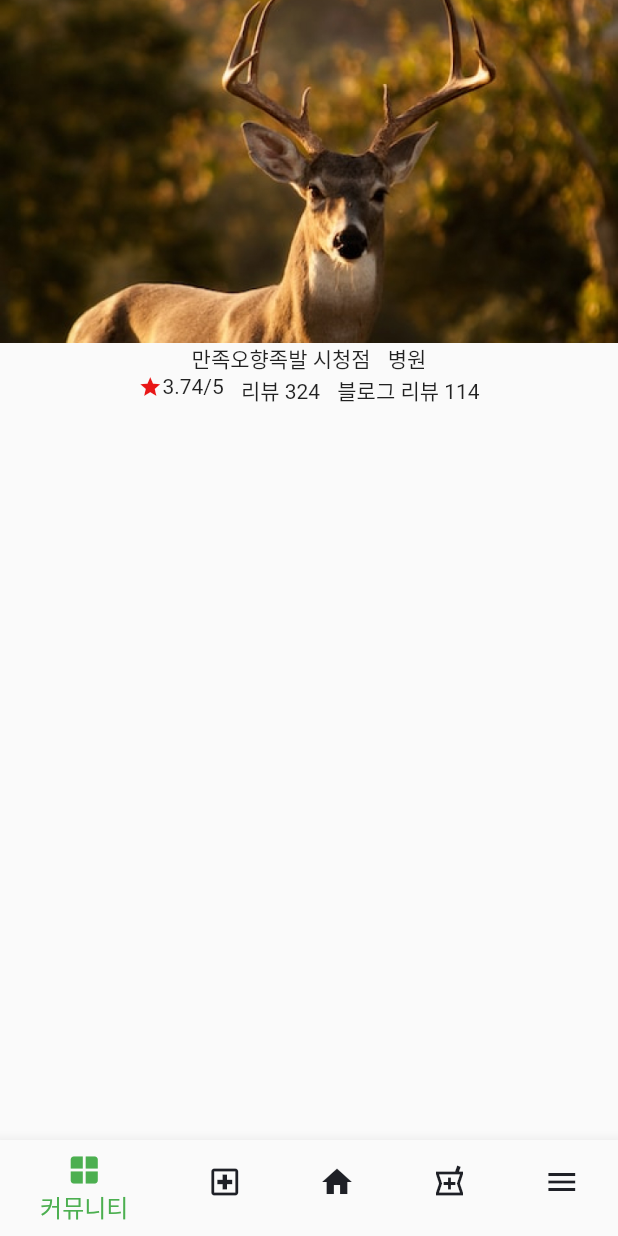
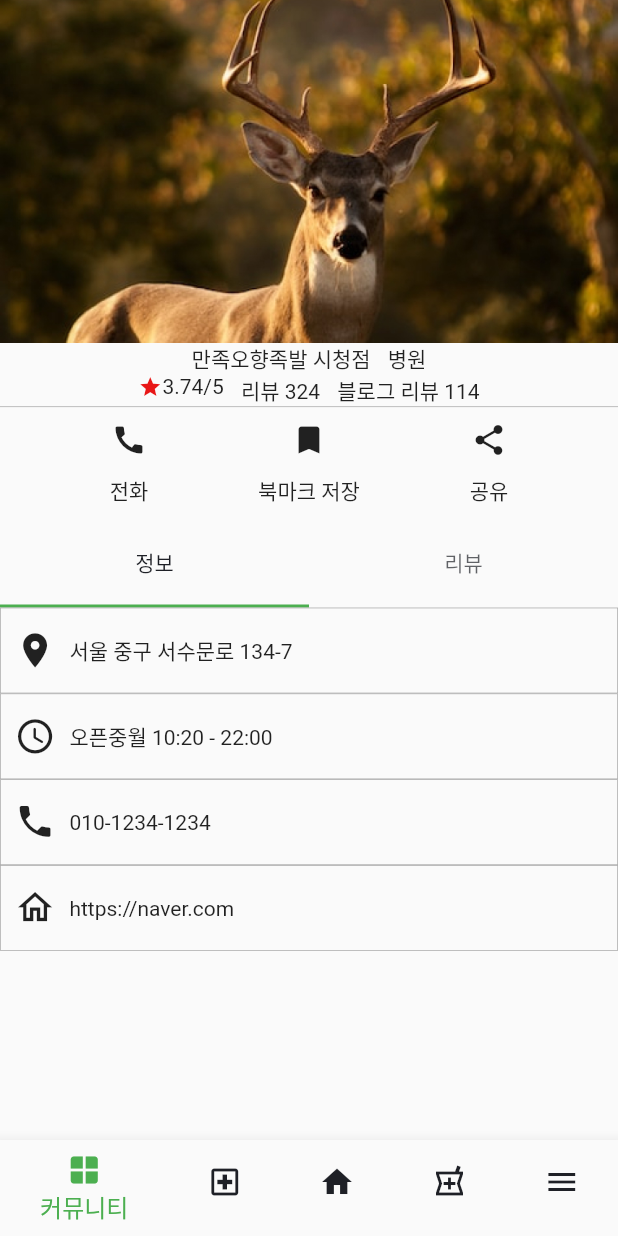
Before and after one commit to sovla/PetDoctor-Flutter, a Flutter app: the HospitalDetailPage screen opened by its route, on a phone screen of 412 x 824 dp. Run offline on Flutter 3.47's test engine with Material 2 defaults, Android fonts, the phone set to English and light mode, and no system bars; our stand-ins replace carousel_slider, flutter_map, flutter_screenutil, get, latlong2, modal_bottom_sheet; missing offline and left inert: widgetbook, widgetbook_annotation; key blocks and very long unbroken strings in the code were emptied for the run.

Commit message:
add(hospital) 상세 페이지 작업 완료

```diff
--- a/lib/collection/Tabs.dart
+++ b/lib/collection/Tabs.dart
@@ -1,30 +1,22 @@
 import 'package:flutter/material.dart';
 import 'package:flutter_screenutil/flutter_screenutil.dart';
-import 'package:get/get.dart';
-import 'package:pet_doctor/constants/border.dart';
 import 'package:pet_doctor/constants/color.dart';
 
 class Pet_Tabs extends StatelessWidget {
-  const Pet_Tabs({super.key, required this.menus});
+  Pet_Tabs({super.key, required this.menus, required this.tabController});
   final List<String> menus;
-
+  final TabController tabController;
   @override
   Widget build(BuildContext context) {
     return Container(
       width: double.infinity,
       height: 50.r,
-      child: Row(
-        mainAxisAlignment: MainAxisAlignment.spaceBetween,
-        children: menus
-            .map((e) => Expanded(
-                  child: Container(
-                    decoration: BoxDecoration(
-                        border: Border.all(
-                            color: ColorConstants.borderGrayColor, width: 0.5)),
-                    child: Tab(
-                      text: e,
-                    ),
-                  ),
+      child: TabBar(
+        controller: tabController,
+        labelColor: ColorConstants.lightFontColor,
+        tabs: menus
+            .map((e) => Tab(
+                  text: e,
                 ))
             .toList(),
       ),
--- a/lib/main.dart
+++ b/lib/main.dart
@@ -13,12 +13,12 @@ import 'package:pet_doctor/widgetbook/app.widgetbook.dart';
 enum runTool { isDev, isWidgetBook, isRelease }
 
 void main() {
-  var test = runTool.isWidgetBook;
+  var test = runTool.isDev;
 
   if (test == runTool.isDev || test == runTool.isRelease) {
     runApp(const MyApp());
   } else if (test == runTool.isWidgetBook) {
-    runApp(const HotreloadWidgetbook());
+    runApp(HotreloadWidgetbook());
   }
 }
 
--- a/lib/page/Hospital/Hospital_Detail.dart
+++ b/lib/page/Hospital/Hospital_Detail.dart
@@ -1,7 +1,11 @@
 import 'package:flutter/material.dart';
 import 'package:get/get.dart';
+import 'package:pet_doctor/atom/buttons/PetIconButton.dart';
+import 'package:pet_doctor/collection/DetailRow.dart';
+import 'package:pet_doctor/collection/Tabs.dart';
 import 'package:pet_doctor/constants/border.dart';
 import 'package:pet_doctor/constants/color.dart';
+import 'package:pet_doctor/page/Community/Review_Detail.dart';
 import 'package:pet_doctor/state/bottomNavigationBar.dart';
 import 'package:flutter_screenutil/flutter_screenutil.dart';
 
@@ -14,24 +18,42 @@ class HospitalDetailPage extends StatefulWidget {
   State<HospitalDetailPage> createState() => _HospitalDetailPageState();
 }
 
-class _HospitalDetailPageState extends State<HospitalDetailPage> {
-  var title = "만족오향족발 시청점";
-  var category = "병원";
+class _HospitalDetailPageState extends State<HospitalDetailPage>
+    with TickerProviderStateMixin {
+  late TabController tabController;
+  late TabController reviewTabController;
+
+  @override
+  void initState() {
+    super.initState();
+    tabController = TabController(length: 2, vsync: this);
+    tabController.addListener(() {
+      setState(() {});
+    });
+    reviewTabController = TabController(length: 3, vsync: this);
+    reviewTabController.addListener(() {
+      setState(() {});
+    });
+  }
+
+  var title = '만족오향족발 시청점';
+  var category = '병원';
   var rating = 3.74;
   var reviewCount = 324;
   var blogReviewCount = 114;
-  var address = "서울 중구 서수문로 134-7";
-  var openStatus = "오픈중"; // ["","오픈중","영업종료"];
-  var openDays = "월 10:20 - 22:00";
-  var tel = "010-1234-1234";
-  var homepage = "https://naver.com";
+  var address = '서울 중구 서수문로 134-7';
+  var openStatus = '오픈중'; // ["","오픈중","영업종료"];
+  var openDays = '월 10:20 - 22:00';
+  var tel = '010-1234-1234';
+  var homepage = 'https://naver.com';
   @override
   Widget build(BuildContext context) {
     return Scaffold(
-      body: Column(
+      body: SingleChildScrollView(
+        child: Column(
           children: [
             Image.asset(
-            "assets/images/dummy.jpg",
+              'assets/images/dummy.jpg',
               fit: BoxFit.cover,
               width: 360.r,
               height: 200.r,
@@ -53,14 +75,65 @@ class _HospitalDetailPageState extends State<HospitalDetailPage> {
                     Icons.star,
                     color: ColorConstants.iconRateColor,
                   )),
-                TextSpan(text: "$rating"),
-                TextSpan(text: "/5")
+                  TextSpan(text: '$rating'),
+                  const TextSpan(text: '/5')
                 ])),
-              Text("리뷰 ${reviewCount}"),
-              Text("블로그 리뷰 ${blogReviewCount}"),
+                Text('리뷰 $reviewCount'),
+                Text('블로그 리뷰 $blogReviewCount'),
+              ],
+            ),
+            Container(
+              padding: const EdgeInsets.symmetric(vertical: 10),
+              decoration: BoxDecoration(
+                  border: Border(
+                      top: BorderSide(
+                          color: ColorConstants.borderGrayColor, width: 0.5))),
+              child: Row(
+                mainAxisAlignment: MainAxisAlignment.spaceEvenly,
+                children: [
+                  Pet_IconButton(
+                      innerIcon: const Icon(Icons.call),
+                      innerText: const Text('전화')),
+                  Pet_IconButton(
+                      innerIcon: const Icon(Icons.bookmark),
+                      innerText: const Text('북마크 저장')),
+                  Pet_IconButton(
+                      innerIcon: const Icon(Icons.share),
+                      innerText: const Text('공유'))
+                ],
+              ),
+            ),
+            Pet_Tabs(
+              menus: ['정보', '리뷰'],
+              tabController: tabController,
+            ),
+            if (tabController.index == 0)
+              Column(
+                children: [
+                  Pet_DetailRow(
+                      icon: Icons.location_on,
+                      textSpans: [TextSpan(text: address)]),
+                  Pet_DetailRow(icon: Icons.access_time_rounded, textSpans: [
+                    TextSpan(text: openStatus),
+                    TextSpan(text: openDays)
+                  ]),
+                  Pet_DetailRow(
+                      icon: Icons.phone, textSpans: [TextSpan(text: tel)]),
+                  Pet_DetailRow(icon: Icons.home_outlined, textSpans: [
+                    TextSpan(text: homepage),
+                  ])
+                ],
+              ),
+            if (tabController.index == 1)
+              Column(
+                children: [
+                  Pet_Tabs(
+                      menus: ["앱리뷰", "네이버리뷰", "블로그리뷰"],
+                      tabController: reviewTabController)
                 ],
               )
           ],
+        ),
       ),
       bottomNavigationBar:
           Get.put(BottomNavigationBarController()).publicNavigationBar(),
--- a/lib/widgetbook/main.dart
+++ b/lib/widgetbook/main.dart
@@ -3,5 +3,5 @@ import 'package:flutter/material.dart';
 import 'app.widgetbook.dart';
 
 void main() {
-  runApp(const HotreloadWidgetbook());
+  runApp(HotreloadWidgetbook());
 }
```
Also changed, not shown: lib/widgetbook/app.widgetbook.dart (+13 -5 lines). Lines whose indentation alone changed are shown as unchanged.
